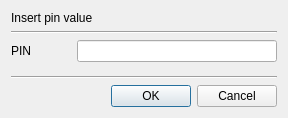
Old version of the form CertMan/pin_dlg.ui in the repository jykim74/CertMan.
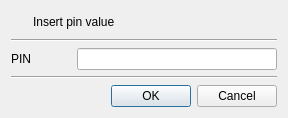
New version of the form. Icons and pictures are not drawn.

What changed in the file:
```diff
--- a/CertMan/pin_dlg.ui
+++ b/CertMan/pin_dlg.ui
@@ -15,11 +15,44 @@
   </property>
   <layout class="QVBoxLayout" name="verticalLayout">
    <item>
-    <widget class="QLabel" name="label">
-     <property name="text">
-      <string>Insert pin value</string>
+    <layout class="QGridLayout" name="gridLayout_2">
+     <property name="topMargin">
+      <number>0</number>
      </property>
-    </widget>
+     <item row="0" column="1">
+      <widget class="QLabel" name="label">
+       <property name="text">
+        <string>Insert pin value</string>
+       </property>
+      </widget>
+     </item>
+     <item row="0" column="0">
+      <widget class="QPushButton" name="pushButton">
+       <property name="minimumSize">
+        <size>
+         <width>16</width>
+         <height>0</height>
+        </size>
+       </property>
+       <property name="maximumSize">
+        <size>
+         <width>16</width>
+         <height>16777215</height>
+        </size>
+       </property>
+       <property name="text">
+        <string/>
+       </property>
+       <property name="icon">
+        <iconset resource="certman.qrc">
+         <normaloff>:/images/pin.png</normaloff>:/images/pin.png</iconset>
+       </property>
+       <property name="flat">
+        <bool>true</bool>
+       </property>
+      </widget>
+     </item>
+    </layout>
    </item>
    <item>
     <widget class="Line" name="line">
```
Left out of the diff: 4 changed lines with no effect on the pictures.
